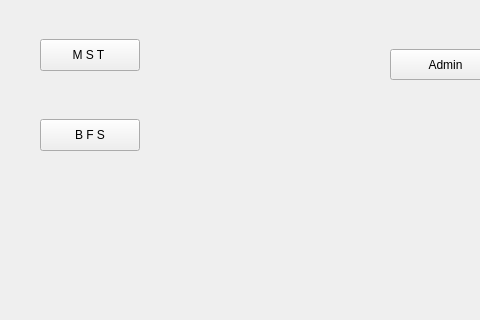
massivemembrain/Project-2-NFL, file Project-2-NFL/mainwindow.ui: the form before one commit; both pictures show x 0 to 480 and y 111 to 431 of the 800 by 600 pixel window.
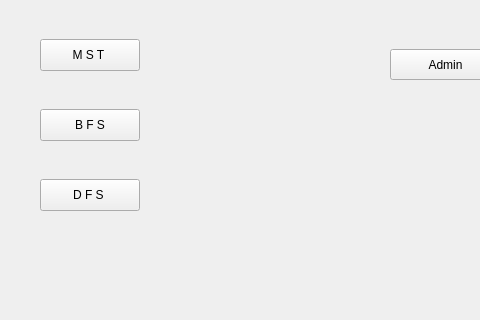
The form after the commit.

```diff
--- a/Project-2-NFL/mainwindow.ui
+++ b/Project-2-NFL/mainwindow.ui
@@ -78,7 +78,7 @@
     <property name="geometry">
      <rect>
       <x>40</x>
-      <y>230</y>
+      <y>220</y>
       <width>100</width>
       <height>32</height>
      </rect>
@@ -87,6 +87,19 @@
      <string>B F S</string>
     </property>
    </widget>
+   <widget class="QPushButton" name="pushButton_DFS">
+    <property name="geometry">
+     <rect>
+      <x>40</x>
+      <y>290</y>
+      <width>100</width>
+      <height>32</height>
+     </rect>
+    </property>
+    <property name="text">
+     <string>D F S </string>
+    </property>
+   </widget>
   </widget>
   <widget class="QMenuBar" name="menubar">
    <property name="geometry">
```
Left out of the diff: 2 changed lines with no effect on the pictures.
